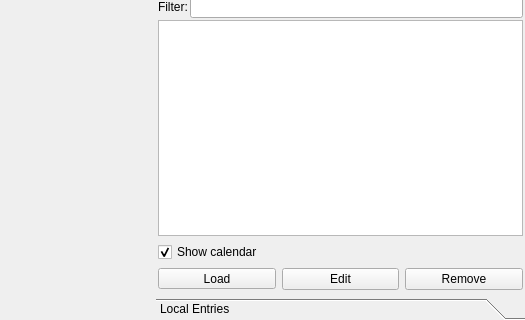
Above: src/plugins/blogique/blogiquewidget.ui from 0xd34df00d/leechcraft before the change; both pictures show x 219 to 744 and y 222 to 542 of the 744 by 542 pixel window. Below: the same form after it.
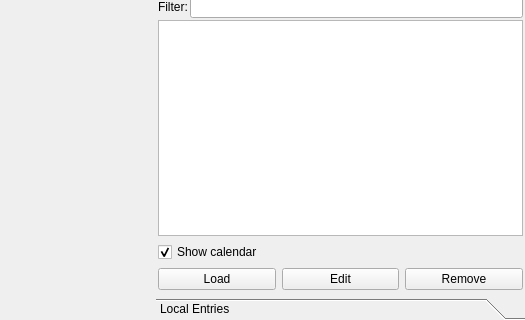
That is the form after the change. Custom widgets are drawn as their Qt base class.

```diff
--- a/src/plugins/blogique/blogiquewidget.ui
+++ b/src/plugins/blogique/blogiquewidget.ui
@@ -96,7 +96,7 @@
             <x>0</x>
             <y>0</y>
             <width>369</width>
-            <height>463</height>
+            <height>461</height>
            </rect>
           </property>
           <attribute name="label">
@@ -172,11 +172,11 @@
             </widget>
            </item>
            <item row="2" column="0">
-            <layout class="QHBoxLayout" name="horizontalLayout_5" stretch="1,1,1">
+            <layout class="QHBoxLayout" name="horizontalLayout_5" stretch="0,0,0">
              <item>
-              <widget class="QToolButton" name="UpdateBy__">
+              <widget class="QPushButton" name="UpdateLastEntries_">
                <property name="sizePolicy">
-                <sizepolicy hsizetype="Expanding" vsizetype="Fixed">
+                <sizepolicy hsizetype="Minimum" vsizetype="Fixed">
                  <horstretch>0</horstretch>
                  <verstretch>0</verstretch>
                 </sizepolicy>
@@ -187,15 +187,6 @@
                <property name="text">
                 <string>Load</string>
                </property>
-               <property name="popupMode">
-                <enum>QToolButton::InstantPopup</enum>
-               </property>
-               <property name="autoRaise">
-                <bool>false</bool>
-               </property>
-               <property name="arrowType">
-                <enum>Qt::NoArrow</enum>
-               </property>
               </widget>
              </item>
              <item>
```
Left out of the diff: 2 changed lines with no effect on the pictures.
